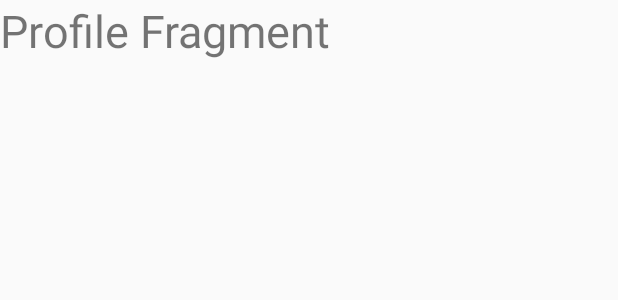
After one commit to Bellroute/Android-Project-Amadium, an Android app: the layout fragment_profile.xml on its own in the app's theme, with its tools: preview values and no code run, on a phone screen of 412 x 824 dp. The commit adds this screen. Shown: the top 300 px of the screen. Run offline under Robolectric (Android 15) with nearby library versions, the phone set to English and light mode, and no system bars.

Commit message:
feat: add profile fragment

```diff
--- a/app/src/main/AndroidManifest.xml
+++ b/app/src/main/AndroidManifest.xml
@@ -1,6 +1,8 @@
 <?xml version="1.0" encoding="utf-8"?>
 <manifest xmlns:android="http://schemas.android.com/apk/res/android"
     package="com.pubak.econovation.amadium">
+
+    <uses-permission android:name="android.permission.INTERNET" />
 
     <application
         android:allowBackup="true"
@@ -17,7 +19,8 @@
             </intent-filter>
         </activity>
         <activity android:name=".SignUpActivity" />
-        <activity android:name=".MainActivity"></activity>
+        <activity android:name=".MainActivity" />
+        <activity android:name=".ProfileFragment"></activity>
     </application>
 
 </manifest>
--- a/app/src/main/java/com/pubak/econovation/amadium/RankListFragment.java
+++ b/app/src/main/java/com/pubak/econovation/amadium/RankListFragment.java
@@ -1,7 +1,6 @@
 package com.pubak.econovation.amadium;
 
 import android.os.Bundle;
-import android.support.annotation.NonNull;
 import android.support.annotation.Nullable;
 import android.support.v4.app.Fragment;
 import android.view.LayoutInflater;
--- /dev/null
+++ b/app/src/main/res/layout/fragment_profile.xml
@@ -0,0 +1,14 @@
+<?xml version="1.0" encoding="utf-8"?>
+<RelativeLayout xmlns:android="http://schemas.android.com/apk/res/android"
+    xmlns:tools="http://schemas.android.com/tools"
+    android:layout_width="match_parent"
+    android:layout_height="match_parent"
+    tools:context=".ProfileFragment">
+
+    <TextView
+        android:layout_width="match_parent"
+        android:layout_height="match_parent"
+        android:text="Profile Fragment"
+        android:textSize="30sp"/>
+
+</RelativeLayout>
--- a/app/src/main/res/layout/fragment_rank_list.xml
+++ b/app/src/main/res/layout/fragment_rank_list.xml
@@ -8,8 +8,9 @@
     <!-- TODO: Update blank fragment layout -->
     <TextView
         android:layout_width="match_parent"
-        android:layout_height="match_parent"
+        android:layout_height="wrap_content"
+        android:gravity="center"
         android:text="Rank Fragment"
-        android:textSize="30sp"/>
+        android:textSize="30sp" />
 
 </FrameLayout>
--- a/app/src/main/res/menu/bottombar_menu.xml
+++ b/app/src/main/res/menu/bottombar_menu.xml
@@ -2,6 +2,11 @@
 
 <menu xmlns:android="http://schemas.android.com/apk/res/android"
     xmlns:app="http://schemas.android.com/apk/res-auto">
+
+    <item
+        android:id="@+id/menuItem_bottomBar_profile"
+        android:icon="@drawable/ic_user"
+        android:title="Profile"/>
 
     <item
         android:id="@+id/menuItem_bottomBar_list"
--- a/app/src/main/res/values/strings.xml
+++ b/app/src/main/res/values/strings.xml
@@ -7,4 +7,7 @@
 
     <!-- TODO: Remove or change this placeholder text -->
     <string name="this_is_rank_fragment">Hello blank fragment</string>
+
+    <!-- TODO: Remove or change this placeholder text -->
+    <string name="hello_blank_fragment">Hello blank fragment</string>
 </resources>
```
Also changed, not shown: app/src/main/java/com/pubak/econovation/amadium/LogInActivity.java (+3 -4 lines), app/src/main/java/com/pubak/econovation/amadium/MainActivity.java (+19 -1 lines), app/src/main/java/com/pubak/econovation/amadium/ProfileFragment.java (added, +17 -0 lines), app/src/main/res/layout/activity_main.xml (+17 -1 lines), app/src/main/res/values/styles.xml (+7 -0 lines), app/src/main/res/drawable/ic_user.png (added).
